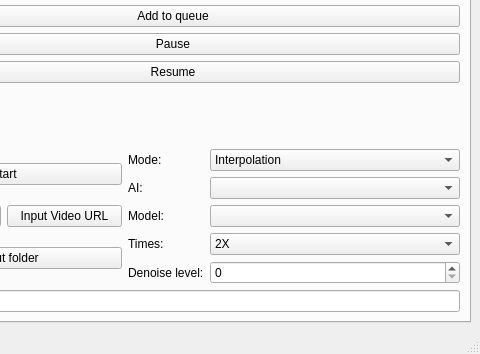
The window that mainwindow.ui (TNTwise/REAL-Video-Enhancer) describes before a commit, drawn with Qt 5; both pictures show x 714 to 1194 and y 264 to 618 of the 1194 by 618 pixel window.
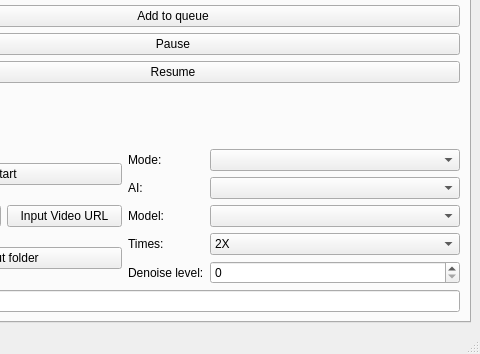
The same window after the commit. Icons and pictures are not drawn.

What changed in the file:
```diff
--- a/mainwindow.ui
+++ b/mainwindow.ui
@@ -259,16 +259,6 @@
                       <height>0</height>
                      </size>
                     </property>
-                    <item>
-                     <property name="text">
-                      <string>Interpolation</string>
-                     </property>
-                    </item>
-                    <item>
-                     <property name="text">
-                      <string>Upscaling</string>
-                     </property>
-                    </item>
                    </widget>
                   </item>
                  </layout>
```
